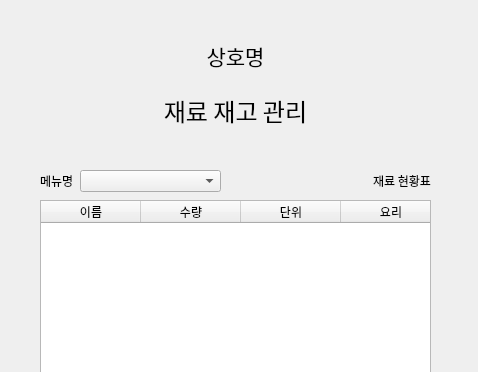
First picture: the form in ui/main.ui, repository ElisaBluebell/project7smartstore, before the edit; both pictures show x 0 to 478 and y 0 to 372 of the 478 by 685 pixel window.
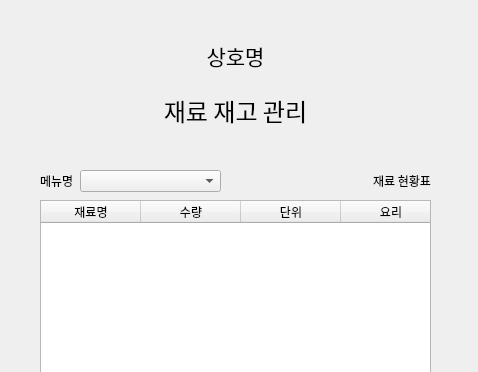
Second picture: the form after the edit.

The edit to the form file:
```diff
--- a/ui/main.ui
+++ b/ui/main.ui
@@ -335,7 +335,7 @@
      </property>
      <column>
       <property name="text">
-       <string>이름</string>
+       <string>재료명</string>
       </property>
      </column>
      <column>
```
